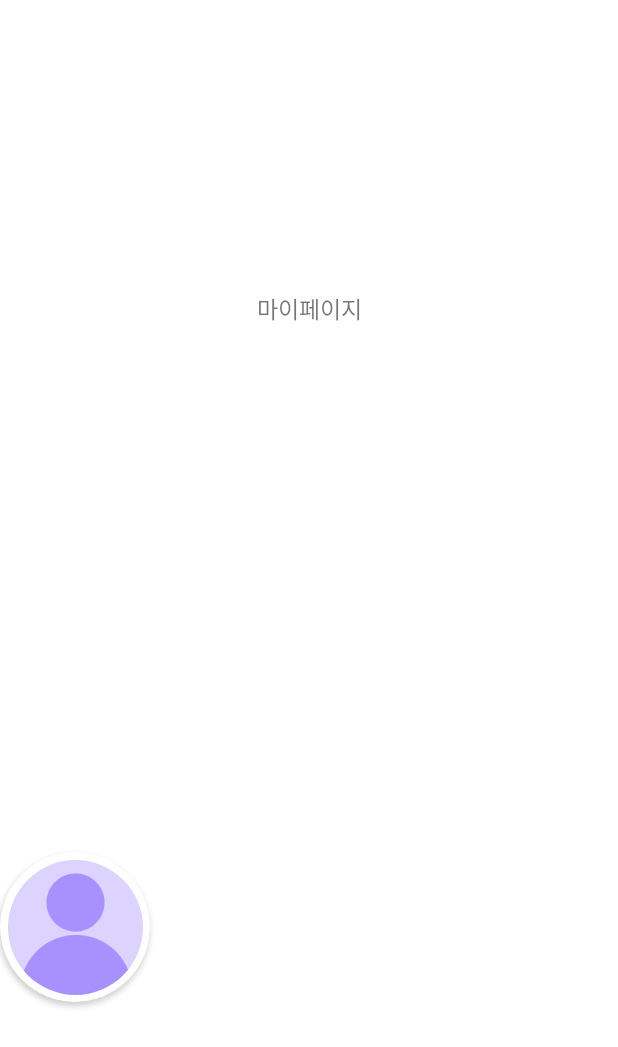
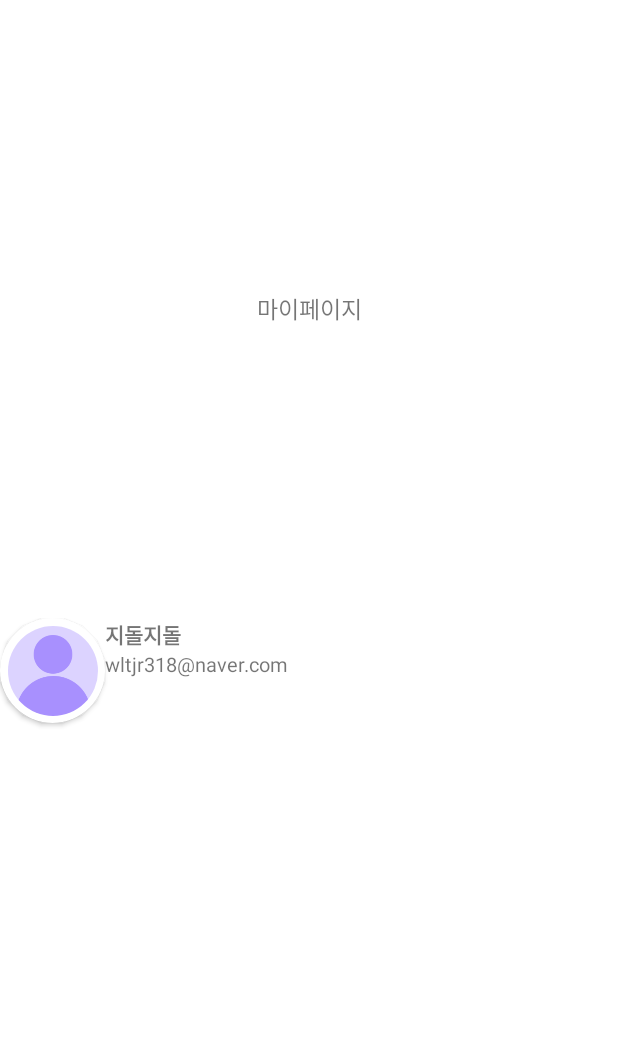
Before and after one commit to derrickkim0109/AndroidProject_tify, an Android app: the Mypage screen opened directly, with no data from a screen before it, on a phone screen of 412 x 824 dp. Shown: the top 1047 px of the screen. Run offline under Robolectric (Android 15) with nearby library versions, the phone set to English and light mode, and no system bars; plain views replace CircularImageView.

Commit message:
mypage_xml

```diff
--- a/tify/app/src/main/res/layout/activity_mypage.xml
+++ b/tify/app/src/main/res/layout/activity_mypage.xml
@@ -27,21 +27,20 @@
         android:layout_height="match_parent">
 
         <androidx.cardview.widget.CardView
-            android:layout_gravity="center"
-            android:layout_width="100dp"
-            android:layout_height="100dp"
-            app:cardCornerRadius="100dp"
+            android:layout_width="70dp"
+            android:layout_height="70dp"
+            app:cardCornerRadius="70dp"
             android:paddingLeft="30dp">
 
             <com.blogspot.atifsoftwares.circularimageview.CircularImageView
-                android:id="@+id/add_profileIv"
-                android:layout_width="90dp"
-                android:layout_height="90dp"
+                android:id="@+id/mypage_profileIv"
+                android:layout_width="60dp"
+                android:layout_height="60dp"
                 android:layout_centerHorizontal="true"
-                android:layout_marginLeft="5dp"
+               android:layout_marginLeft="5dp"
                 android:layout_marginTop="5dp"
-                android:maxWidth="90dp"
-                android:maxHeight="90dp"
+                android:maxWidth="60dp"
+                android:maxHeight="60dp"
                 android:scaleType="centerCrop"
                 android:src="@drawable/ic_person"
                 app:c_border="true"
@@ -49,7 +48,24 @@
                 app:c_border_width="1dp" />
         </androidx.cardview.widget.CardView>
 
-
+        <LinearLayout
+            android:orientation="vertical"
+            android:layout_width="wrap_content"
+            android:layout_height="wrap_content">
+            <TextView
+                android:id="@+id/mypage_nickName"
+                android:text="지돌지돌"
+                android:textSize="14dp"
+                android:fontFamily="sans-serif-black"
+                android:layout_width="wrap_content"
+                android:layout_height="wrap_content"/>
+            <TextView
+                android:textSize="13dp"
+                android:id="@+id/mypage_email"
+                android:text="wltjr318@naver.com"
+                android:layout_width="wrap_content"
+                android:layout_height="wrap_content"/>
+        </LinearLayout>
     </LinearLayout>
 
 </LinearLayout>
```
